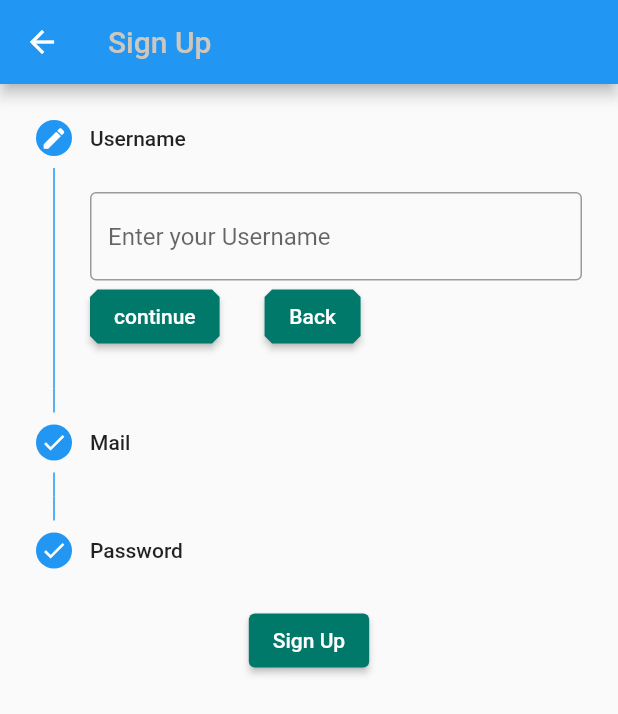
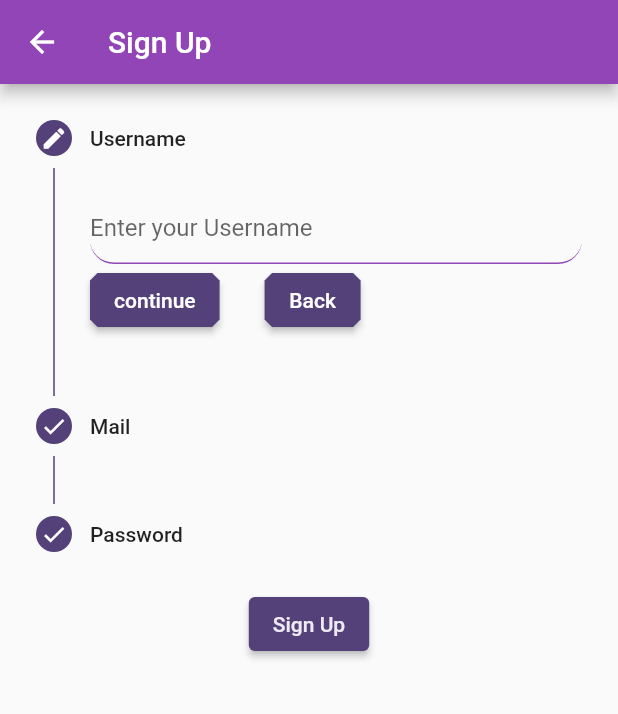
Before and after one commit to Sedatdynn/BooksApp, a Flutter app: the screen it shows after launch, after a tap on "Sign Up", on a phone screen of 412 x 824 dp. Shown: the top 714 px of the screen. Run offline on Flutter 3.47's test engine with Material 2 defaults, Android fonts, the phone set to English and light mode, and no system bars; our stand-ins replace from_css_color, shared_preferences.

Commit message:
UI Colors Updated

```diff
--- a/books_app/lib/main.dart
+++ b/books_app/lib/main.dart
@@ -12,7 +12,7 @@ class MyApp extends StatelessWidget {
         debugShowCheckedModeBanner: false,
         title: 'BooksApp',
         theme: ThemeData(
-          primaryColor: Colors.teal.shade700,
+          primaryColor: Color(0xFF544179),
         ),
         home: LoginPage());
   }
--- a/books_app/lib/screens/login/login.dart
+++ b/books_app/lib/screens/login/login.dart
@@ -10,23 +10,28 @@ class LoginPage extends StatefulWidget {
 
 class _LoginPageState extends State<LoginPage> {
   bool _rememberMe = false;
+
   @override
   Widget build(BuildContext context) {
+    var screenSize = MediaQuery.of(context).size;
     return Scaffold(
       body: Container(
         height: double.infinity,
         width: double.infinity,
         color: Colors.white10,
-        child: ListView(
+        child: Stack(
+          children: [
+            _buildContainer(screenSize.width, screenSize.height),
+            ListView(
               children: [
                 _buildEmail(),
                 _buildPassword(),
                 _buildForgotPasswordBtn(),
                 _buildRememberMeCheckbox(),
                 _buildLoginBtn(),
-            _buildSignInWithText(),
-            _buildSocialBtnRow(),
                 _buildSignupBtn(),
+              ],
+            ),
           ],
         ),
       ),
@@ -38,18 +43,18 @@ class _LoginPageState extends State<LoginPage> {
       crossAxisAlignment: CrossAxisAlignment.start,
       children: [
         Container(
-          padding: EdgeInsets.only(top: 80, left: 70),
+          padding: EdgeInsets.only(top: 70, left: 70),
           child: Text(
             "Welcome to BooksApp",
-            style: TextStyle(color: Colors.grey, fontSize: 25),
+            style: TextStyle(color: Colors.white, fontSize: 25),
           ),
         ),
         Container(
-          padding: EdgeInsets.only(top: 50, left: 30, bottom: 5),
+          padding: EdgeInsets.only(top: 150, left: 30, bottom: 5),
           child: Text(
             "Email",
             style: TextStyle(
-                color: Colors.white, fontSize: 15, fontWeight: FontWeight.bold),
+                color: Colors.grey, fontSize: 15, fontWeight: FontWeight.bold),
           ),
         ),
         Container(
@@ -57,7 +62,7 @@ class _LoginPageState extends State<LoginPage> {
           padding: EdgeInsets.all(5),
           alignment: Alignment.centerLeft,
           decoration: BoxDecoration(
-            color: Colors.teal.shade700,
+            color: Color(0xFF544179),
             borderRadius: BorderRadius.circular(10.0),
             boxShadow: [
               BoxShadow(
@@ -98,14 +103,14 @@ class _LoginPageState extends State<LoginPage> {
           child: Text(
             'Password',
             style: TextStyle(
-                color: Colors.white, fontSize: 15, fontWeight: FontWeight.bold),
+                color: Colors.grey, fontSize: 15, fontWeight: FontWeight.bold),
           ),
         ),
         Container(
           margin: EdgeInsets.only(left: 25, right: 25),
           alignment: Alignment.centerLeft,
           decoration: BoxDecoration(
-            color: Colors.teal.shade700,
+            color: Color(0xFF544179),
             borderRadius: BorderRadius.circular(10.0),
             boxShadow: [
               BoxShadow(
@@ -139,20 +144,20 @@ class _LoginPageState extends State<LoginPage> {
   }
 
   Widget _buildForgotPasswordBtn() {
-    return Container(
-      padding: EdgeInsets.only(right: 27),
-      alignment: Alignment.centerRight,
-      child: ElevatedButton(
-        style: ElevatedButton.styleFrom(
-          primary: Colors.teal.shade700,
-          onPrimary: Colors.white,
-          shape: const BeveledRectangleBorder(
-              borderRadius: BorderRadius.all(Radius.circular(5))),
-        ),
-        onPressed: () => print('Forgot Password Button Pressed'),
+    return Padding(
+      padding: const EdgeInsets.symmetric(horizontal: 20.0, vertical: 8.0),
+      child: InkWell(
+        onTap: () {
+          Navigator.of(context).push(MaterialPageRoute(
+            builder: (context) {
+              return SignUp();
+            },
+          ));
+        },
         child: Text(
           'Forgot Password?',
-          style: TextStyle(color: Colors.white, fontWeight: FontWeight.bold),
+          style: TextStyle(color: Colors.grey, fontWeight: FontWeight.bold),
+          textAlign: TextAlign.end,
         ),
       ),
     );
@@ -200,7 +205,7 @@ class _LoginPageState extends State<LoginPage> {
             );
           },
           style: ElevatedButton.styleFrom(
-            primary: Colors.teal.shade700,
+            primary: Color(0xFF544179),
             onPrimary: Colors.white,
             shape: const BeveledRectangleBorder(
               borderRadius: BorderRadius.all(Radius.circular(8)),
@@ -220,74 +225,6 @@ class _LoginPageState extends State<LoginPage> {
     );
   }
 
-  Widget _buildSignInWithText() {
-    return Container(
-      child: Column(
-        children: <Widget>[
-          Text(
-            '- OR -',
-            style: TextStyle(
-              color: Colors.grey,
-              fontWeight: FontWeight.w400,
-            ),
-          ),
-          SizedBox(height: 20.0),
-          Text(
-            'Sign in with',
-            style: TextStyle(color: Colors.grey, fontWeight: FontWeight.bold),
-          ),
-        ],
-      ),
-    );
-  }
-
-  Widget _buildSocialBtn(Function onTap, AssetImage logo) {
-    return GestureDetector(
-      onTap: onTap(),
-      child: Container(
-        height: 60.0,
-        width: 60.0,
-        decoration: BoxDecoration(
-          shape: BoxShape.circle,
-          color: Colors.white,
-          boxShadow: [
-            BoxShadow(
-              color: Colors.black26,
-              offset: Offset(0, 2),
-              blurRadius: 6.0,
-            ),
-          ],
-          image: DecorationImage(
-            image: logo,
-          ),
-        ),
-      ),
-    );
-  }
-
-  Widget _buildSocialBtnRow() {
-    return Padding(
-      padding: EdgeInsets.only(top: 20),
-      child: Row(
-        mainAxisAlignment: MainAxisAlignment.spaceEvenly,
-        children: <Widget>[
-          _buildSocialBtn(
-            () => print('Login with Facebook'),
-            AssetImage(
-              'assets/facebook.jpg',
-            ),
-          ),
-          _buildSocialBtn(
-            () => print('Login with Google'),
-            AssetImage(
-              'assets/google.jpg',
-            ),
-          ),
-        ],
-      ),
-    );
-  }
-
   Widget _buildSignupBtn() {
     return Container(
       padding: EdgeInsets.only(left: 90, top: 20),
@@ -299,14 +236,15 @@ class _LoginPageState extends State<LoginPage> {
               children: [
                 Text(
                   'Don\'t have an Account? ',
-                  style: TextStyle(color: Colors.grey),
+                  style: TextStyle(
+                      color: Colors.grey, fontWeight: FontWeight.bold),
                 ),
                 SizedBox(
                   width: 20,
                 ),
                 ElevatedButton(
                     style: ElevatedButton.styleFrom(
-                      primary: Colors.teal.shade700,
+                      primary: Color(0xFF544179),
                       onPrimary: Colors.white,
                       shape: const BeveledRectangleBorder(
                         borderRadius: BorderRadius.all(Radius.circular(8)),
@@ -326,4 +264,13 @@ class _LoginPageState extends State<LoginPage> {
       ),
     );
   }
+
+  _buildContainer(w, h) {
+    return Container(
+      decoration: BoxDecoration(color: Color(0xFF9145B6)),
+      child: Text(""),
+      height: h * .35,
+      width: w,
+    );
   }
+}
--- a/books_app/lib/screens/register/sign_up.dart
+++ b/books_app/lib/screens/register/sign_up.dart
@@ -28,24 +28,44 @@ class _SignUpState extends State<SignUp> {
 
     return Scaffold(
         appBar: AppBar(
+          backgroundColor: Color(0xFF9145B6),
           title: Text(
             'Sign Up',
-          style: TextStyle(color: fromCssColor("#CDC7BE")),
+            style: TextStyle(color: Colors.white),
           ),
         ),
-      body: SingleChildScrollView(
+        body: Theme(
+          data: ThemeData(
+              backgroundColor: Color(0xFF544179),
+              colorScheme: ColorScheme(
+                  primary: Color(0xFF544179),
+                  background: Colors.white,
+                  onBackground: Color(0xFF544179),
+                  primaryVariant: Color(0xFF544179),
+                  surface: Colors.white,
+                  onError: Color(0xFF544179),
+                  onPrimary: Color(0xFFEDEAF3),
+                  onSecondary: Color(0xFF544179),
+                  error: Colors.red,
+                  secondaryVariant: Colors.red,
+                  onSurface: Colors.red,
+                  secondary: Colors.red,
+                  brightness: Brightness.light)),
+          child: SingleChildScrollView(
             child: Column(
               children: <Widget>[
                 Stepper(
-              controlsBuilder: (BuildContext context, ControlsDetails control) {
+                  controlsBuilder:
+                      (BuildContext context, ControlsDetails control) {
                     return Row(
                       children: <Widget>[
                         ElevatedButton(
                           style: ElevatedButton.styleFrom(
-                        primary: Colors.teal.shade700,
+                            primary: Color(0xFF544179),
                             onPrimary: Colors.white,
                             shape: const BeveledRectangleBorder(
-                          borderRadius: BorderRadius.all(Radius.circular(5)),
+                              borderRadius:
+                                  BorderRadius.all(Radius.circular(5)),
                             ),
                           ),
                           onPressed: control.onStepContinue,
@@ -56,10 +76,11 @@ class _SignUpState extends State<SignUp> {
                         ),
                         ElevatedButton(
                           style: ElevatedButton.styleFrom(
-                        primary: Colors.teal.shade700,
+                            primary: Color(0xFF544179),
                             onPrimary: Colors.white,
                             shape: const BeveledRectangleBorder(
-                          borderRadius: BorderRadius.all(Radius.circular(5)),
+                              borderRadius:
+                                  BorderRadius.all(Radius.circular(5)),
                             ),
                           ),
                           onPressed: control.onStepCancel,
@@ -96,12 +117,12 @@ class _SignUpState extends State<SignUp> {
                     },
                     child: Text("Sign Up"),
                     style: ElevatedButton.styleFrom(
-                  primary: Colors.teal.shade700,
+                      primary: Color(0xFF544179),
                     )),
               ],
             ),
           ),
-    );
+        ));
   }
 
   List<Step> _tumStepler() {
@@ -113,7 +134,11 @@ class _SignUpState extends State<SignUp> {
         content: TextFormField(
           key: key0,
           decoration: InputDecoration(
-              hintText: "Enter your Username", border: OutlineInputBorder()),
+            hintText: "Enter your Username",
+            border: OutlineInputBorder(),
+            focusedBorder: _focusBorder(),
+            enabledBorder: _enableBorder(),
+          ),
           // ignore: missing_return
           validator: (entered) {
             if (entered.toString().length < 6) {
@@ -132,7 +157,11 @@ class _SignUpState extends State<SignUp> {
         content: TextFormField(
           key: key1,
           decoration: InputDecoration(
-              hintText: "Enter your Email", border: OutlineInputBorder()),
+            hintText: "Enter your Email",
+            border: OutlineInputBorder(),
+            focusedBorder: _focusBorder(),
+            enabledBorder: _enableBorder(),
+          ),
           // ignore: missing_return
           validator: (entered) {
             if (entered.toString().length < 6 ||
@@ -152,7 +181,11 @@ class _SignUpState extends State<SignUp> {
         content: TextFormField(
           key: key2,
           decoration: InputDecoration(
-              hintText: "Enter your Password", border: OutlineInputBorder()),
+            hintText: "Enter your Password",
+            border: OutlineInputBorder(),
+            focusedBorder: _focusBorder(),
+            enabledBorder: _enableBorder(),
+          ),
           // ignore: missing_return
           validator: (entered) {
             if (entered.toString().length < 6) {
@@ -218,4 +251,18 @@ class _SignUpState extends State<SignUp> {
   void formTamamlandi() {
     debugPrint("Girilen değerler : isim=>$isim mail=>$mail şifre=>$sifre");
   }
+
+  _focusBorder() {
+    return OutlineInputBorder(
+      borderSide: BorderSide(color: Color(0xFF9145B6)),
+      borderRadius: BorderRadius.circular(16.0),
+    );
   }
+
+  _enableBorder() {
+    return UnderlineInputBorder(
+      borderSide: BorderSide(color: Color(0xFF9145B6)),
+      borderRadius: BorderRadius.circular(16.0),
+    );
+  }
+}
```
Also changed, not shown: books_app/lib/screens/detail/details.dart (+13 -9 lines), books_app/lib/screens/home/homepage.dart (+29 -21 lines), 1 other file. Lines whose indentation alone changed are shown as unchanged.
